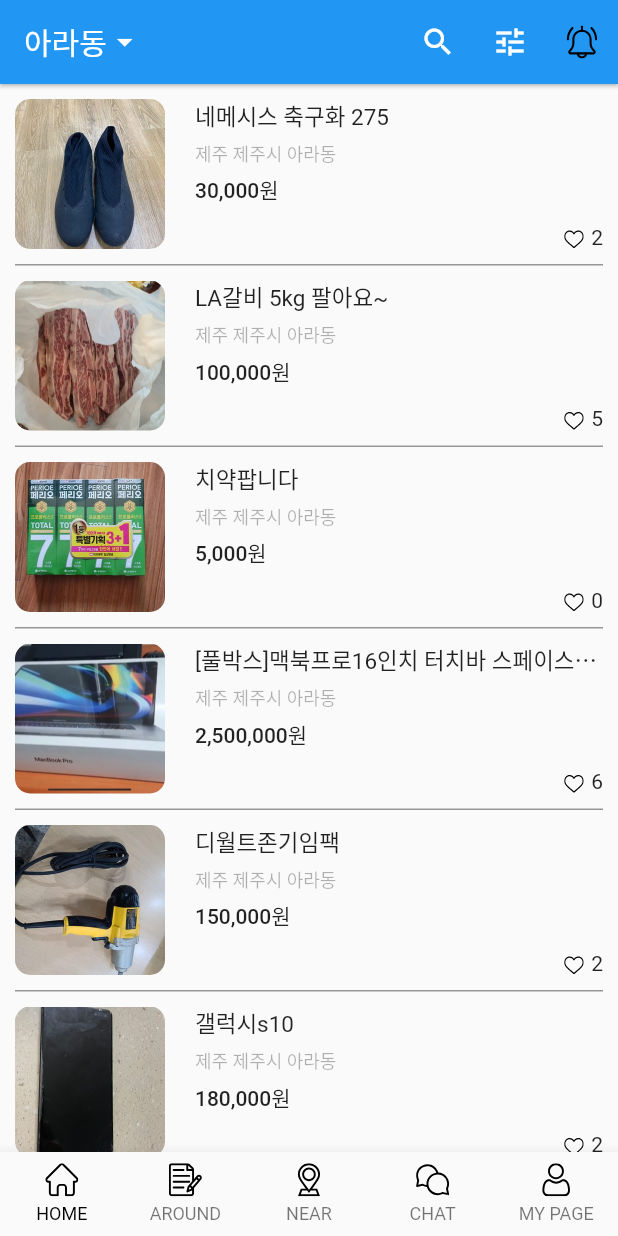
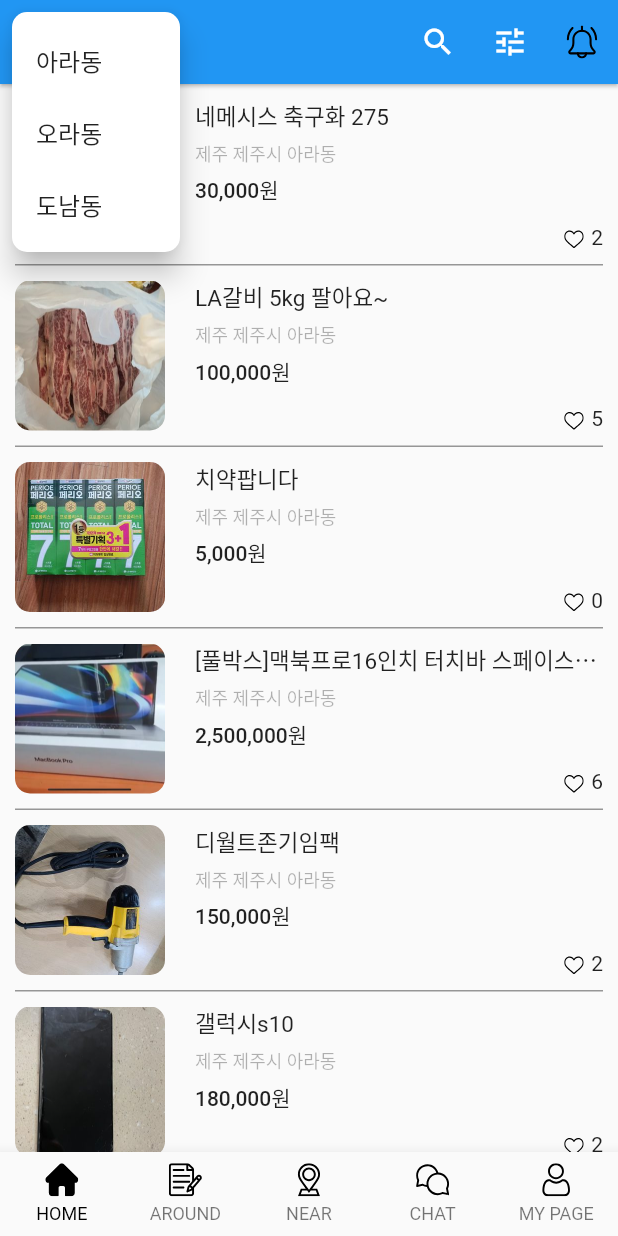
Before and after one commit to rwarou/carrotMarket, a Flutter app: the screen it shows after launch, after a tap on "아라동", on a phone screen of 412 x 824 dp. Run offline on Flutter 3.47's test engine with Material 2 defaults, Android fonts, the phone set to English and light mode, and no system bars; our stand-ins replace flutter_svg.

Commit message:
페이지 분리 및 location button 활성화

```diff
--- a/lib/main.dart
+++ b/lib/main.dart
@@ -1,4 +1,4 @@
-import 'package:carrotmarket/pages/home.dart';
+import 'package:carrotmarket/pages/app.dart';
 import 'package:flutter/material.dart';
 
 void main() {
@@ -14,7 +14,7 @@ class MyApp extends StatelessWidget {
         primaryColor: Colors.white,
         primarySwatch: Colors.blue,
       ),
-      home: Home(),
+      home: App(),
     );
   }
 }
--- /dev/null
+++ b/lib/pages/app.dart
@@ -0,0 +1,91 @@
+import 'package:flutter/material.dart';
+import 'package:flutter_svg/svg.dart';
+
+import 'home.dart';
+
+class App extends StatefulWidget {
+  @override
+  _AppState createState() => _AppState();
+}
+
+class _AppState extends State<App> {
+  int _currentPageIndex;
+
+  @override
+  void initState() {
+    super.initState();
+
+    _currentPageIndex = 0;
+  }
+
+  Widget _bodyWidget() {
+    switch (_currentPageIndex) {
+      case 0:
+        return Home();
+        break;
+      case 1:
+        return Container();
+        break;
+      case 2:
+        return Container();
+        break;
+      case 3:
+        return Container();
+        break;
+      case 4:
+        return Container();
+        break;
+    }
+    return Container();
+  }
+
+  BottomNavigationBarItem _bottomNavigationBarItem(String icon, String label) {
+    return BottomNavigationBarItem(
+      icon: Padding(
+        padding: const EdgeInsets.only(bottom: 5),
+        child: SvgPicture.asset(
+          "assets/svg/${icon}_off.svg",
+          width: 22,
+        ),
+      ),
+      activeIcon: Padding(
+        padding: const EdgeInsets.only(bottom: 5),
+        child: SvgPicture.asset(
+          "assets/svg/${icon}_on.svg",
+          width: 22,
+        ),
+      ),
+      label: label,
+    );
+  }
+
+  Widget _bottomNavigationBarWidget() {
+    return BottomNavigationBar(
+      type: BottomNavigationBarType.fixed,
+      onTap: (int index) {
+        setState(() {
+          _currentPageIndex = index;
+        });
+      },
+      currentIndex: _currentPageIndex,
+      selectedItemColor: Colors.black,
+      selectedFontSize: 12,
+      items: [
+        _bottomNavigationBarItem("home", "HOME"),
+        _bottomNavigationBarItem("notes", "AROUND"),
+        _bottomNavigationBarItem("location", "NEAR"),
+        _bottomNavigationBarItem("chat", "CHAT"),
+        _bottomNavigationBarItem("user", "MY PAGE"),
+      ],
+    );
+  }
+
+  @override
+  Widget build(BuildContext context) {
+    return Scaffold(
+      // appBar: _appBarWidget(),
+      body: _bodyWidget(),
+      bottomNavigationBar: _bottomNavigationBarWidget(),
+    );
+  }
+}
--- a/lib/pages/home.dart
+++ b/lib/pages/home.dart
@@ -9,12 +9,18 @@ class Home extends StatefulWidget {
 
 class _HomeState extends State<Home> {
   List<Map<String, String>> datas = [];
-  int _currentPageIndex;
+  String _currentLocation;
+  final Map<String, String> locationTypeToString = {
+    "ara": "아라동",
+    "ora": "오리동",
+    "donam": "도남동",
+  };
 
   @override
   void initState() {
     super.initState();
 
+    _currentLocation = "ara";
     datas = [
       {
         "image": "assets/images/ara-1.jpg",
@@ -87,7 +93,6 @@ class _HomeState extends State<Home> {
         "likes": "7"
       },
     ];
-    _currentPageIndex = 0;
   }
 
   Widget _appBarWidget() {
@@ -96,11 +101,44 @@ class _HomeState extends State<Home> {
         onTap: () {
           print("click");
         },
-        child: Row(
-          children: [
-            Text('아라동'),
-            Icon(Icons.arrow_drop_down),
-          ],
+        child: PopupMenuButton<String>(
+          offset: Offset(-10, -10),
+          shape: ShapeBorder.lerp(
+            RoundedRectangleBorder(
+              borderRadius: BorderRadius.circular(10),
+            ),
+            RoundedRectangleBorder(
+              borderRadius: BorderRadius.circular(10),
+            ),
+            1,
+          ),
+          onSelected: (String where) {
+            setState(() {
+              _currentLocation = where;
+            });
+          },
+          itemBuilder: (BuildContext context) {
+            return [
+              PopupMenuItem(
+                value: "ara",
+                child: Text("아라동"),
+              ),
+              PopupMenuItem(
+                value: "ora",
+                child: Text("오라동"),
+              ),
+              PopupMenuItem(
+                value: "donam",
+                child: Text("도남동"),
+              ),
+            ];
+          },
+          child: Row(
+            children: [
+              Text(locationTypeToString[_currentLocation]),
+              Icon(Icons.arrow_drop_down),
+            ],
+          ),
         ),
       ),
       elevation: 1,
@@ -211,46 +249,11 @@ class _HomeState extends State<Home> {
         itemCount: datas.length);
   }
 
-  BottomNavigationBarItem _bottomNavigationBarItem(String icon, String label) {
-    return BottomNavigationBarItem(
-      icon: Padding(
-        padding: const EdgeInsets.only(bottom: 5),
-        child: SvgPicture.asset(
-          "assets/svg/$icon.svg",
-          width: 22,
-        ),
-      ),
-      label: label,
-    );
-  }
-
-  Widget _bottomNavigationBarWidget() {
-    return BottomNavigationBar(
-      type: BottomNavigationBarType.fixed,
-      onTap: (int index) {
-        setState(() {
-          _currentPageIndex = index;
-        });
-      },
-      currentIndex: _currentPageIndex,
-      selectedItemColor: Colors.black,
-      selectedFontSize: 12,
-      items: [
-        _bottomNavigationBarItem("home_off", "HOME"),
-        _bottomNavigationBarItem("notes_off", "AROUND"),
-        _bottomNavigationBarItem("location_off", "NEAR"),
-        _bottomNavigationBarItem("chat_off", "CHAT"),
-        _bottomNavigationBarItem("user_off", "MY PAGE"),
-      ],
-    );
-  }
-
   @override
   Widget build(BuildContext context) {
     return Scaffold(
       appBar: _appBarWidget(),
       body: _bodyWidget(),
-      bottomNavigationBar: _bottomNavigationBarWidget(),
     );
   }
 }
```
